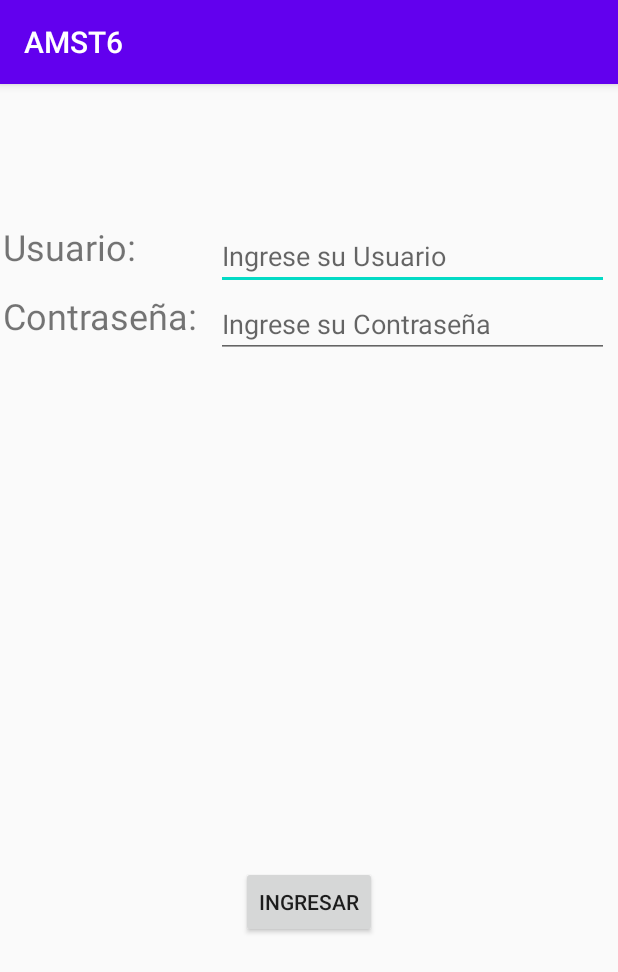
After one commit to daap213/-PST_TA5_G6, an Android app: the LoginUsuario screen opened directly, with no data from a screen before it, on a phone screen of 412 x 824 dp. The commit adds this screen. Shown: the top 972 px of the screen. Run offline under Robolectric (Android 15) with nearby library versions, the phone set to English and light mode, and no system bars.

```diff
--- a/app/src/main/AndroidManifest.xml
+++ b/app/src/main/AndroidManifest.xml
@@ -9,6 +9,8 @@
         android:roundIcon="@mipmap/ic_launcher_round"
         android:supportsRtl="true"
         android:theme="@style/AppTheme">
+        <activity android:name=".LoginUsuario"></activity>
+        <activity android:name=".Login" />
         <activity android:name=".MainActivity">
             <intent-filter>
                 <action android:name="android.intent.action.MAIN" />
--- /dev/null
+++ b/app/src/main/java/com/example/amst6/LoginUsuario.java
@@ -0,0 +1,14 @@
+package com.example.amst6;
+
+import androidx.appcompat.app.AppCompatActivity;
+
+import android.os.Bundle;
+
+public class LoginUsuario extends AppCompatActivity {
+
+    @Override
+    protected void onCreate(Bundle savedInstanceState) {
+        super.onCreate(savedInstanceState);
+        setContentView(R.layout.activity_login_usuario);
+    }
+}
--- /dev/null
+++ b/app/src/main/res/layout/activity_login_usuario.xml
@@ -0,0 +1,80 @@
+<?xml version="1.0" encoding="utf-8"?>
+<androidx.constraintlayout.widget.ConstraintLayout xmlns:android="http://schemas.android.com/apk/res/android"
+    xmlns:app="http://schemas.android.com/apk/res-auto"
+    xmlns:tools="http://schemas.android.com/tools"
+    android:layout_width="match_parent"
+    android:layout_height="match_parent"
+    android:orientation="vertical"
+    tools:context=".LoginUsuario">
+
+    <LinearLayout
+        android:id="@+id/linearLayout"
+        android:layout_width="408dp"
+        android:layout_height="322dp"
+        app:layout_constraintEnd_toEndOf="parent"
+        app:layout_constraintStart_toStartOf="parent"
+        app:layout_constraintTop_toTopOf="parent">
+
+        <LinearLayout
+            android:layout_width="142dp"
+            android:layout_height="match_parent"
+            android:orientation="vertical">
+
+            <Space
+                android:layout_width="match_parent"
+                android:layout_height="92dp" />
+
+            <TextView
+                android:id="@+id/textView4"
+                android:layout_width="match_parent"
+                android:layout_height="46dp"
+                android:text="@string/usuario"
+                android:textSize="24sp" />
+
+            <TextView
+                android:id="@+id/textView5"
+                android:layout_width="match_parent"
+                android:layout_height="44dp"
+                android:text="@string/contrase_a"
+                android:textSize="24sp" />
+        </LinearLayout>
+
+        <LinearLayout
+            android:layout_width="262dp"
+            android:layout_height="match_parent"
+            android:orientation="vertical">
+
+            <Space
+                android:layout_width="match_parent"
+                android:layout_height="92dp" />
+
+            <EditText
+                android:id="@+id/editTextTextPersonName"
+                android:layout_width="match_parent"
+                android:layout_height="wrap_content"
+                android:ems="10"
+                android:hint="@string/ingrese_su_usuario"
+                android:inputType="textPersonName"
+                android:autofillHints="" />
+
+            <EditText
+                android:id="@+id/editTextTextPassword"
+                android:layout_width="match_parent"
+                android:layout_height="wrap_content"
+                android:ems="10"
+                android:hint="@string/ingrese_su_contrase_a"
+                android:inputType="textPassword"
+                android:autofillHints="" />
+        </LinearLayout>
+    </LinearLayout>
+
+    <Button
+        android:id="@+id/button2"
+        android:layout_width="wrap_content"
+        android:layout_height="wrap_content"
+        android:text="@string/ingresar"
+        app:layout_constraintBottom_toBottomOf="parent"
+        app:layout_constraintEnd_toEndOf="parent"
+        app:layout_constraintStart_toStartOf="parent"
+        app:layout_constraintTop_toBottomOf="@+id/linearLayout" />
+</androidx.constraintlayout.widget.ConstraintLayout>
--- a/app/src/main/res/values/strings.xml
+++ b/app/src/main/res/values/strings.xml
@@ -1,3 +1,11 @@
 <resources>
     <string name="app_name">AMST6</string>
+    <string name="contrase_a">Contraseña:</string>
+    <string name="ingrese_su_usuario">Ingrese su Usuario</string>
+    <string name="ingrese_su_contrase_a">Ingrese su Contraseña</string>
+    <string name="usuario">Usuario:</string>
+    <string name="ingresar">Ingresar</string>
+    <string name="bienvenido_a">Bienvenido a:</string>
+    <string name="bookstore">BOOKSTORE</string>
+    <string name="continuar">cONTINUAR</string>
 </resources>
```
Also changed, not shown: app/src/main/java/com/example/amst6/Login.java (added, +14 -0 lines), app/src/main/res/layout/activity_login.xml (added, +45 -0 lines).
